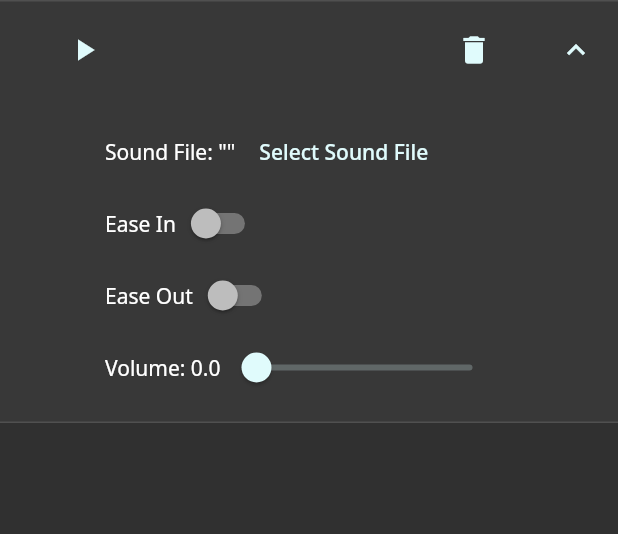
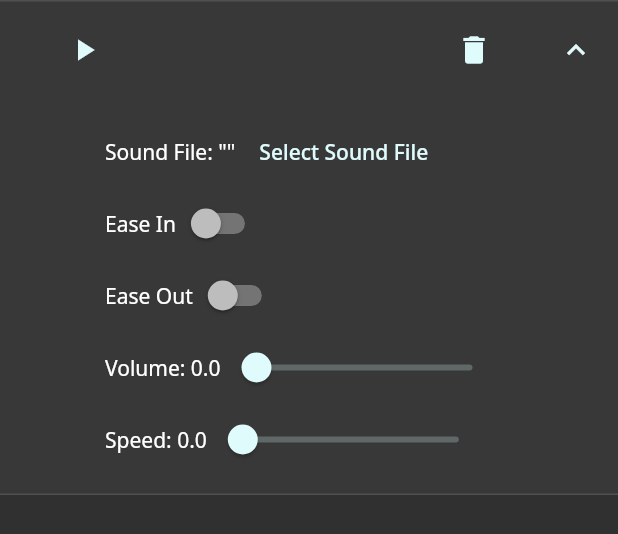
Before and after one commit to echocues/echo-v2, a Flutter app: the SoundCueButton widget shown alone on an empty page, opened directly with empty values, after a tap on the "play arrow" icon, on a phone screen of 412 x 824 dp. Shown: the top 534 px of the screen. Run offline on Flutter 3.47's test engine with Material 2 defaults, Android fonts, the light colour scheme and no system bars; our stand-ins replace audioplayers, file_picker, google_fonts, shared_preferences; accounts and stored records are empty; network calls fail.

Commit message:
Some stuff

```diff
--- a/lib/api/models/event_time.dart
+++ b/lib/api/models/event_time.dart
@@ -6,7 +6,7 @@ class EventTime {
   });
 
   EventTime.fromJson(dynamic json) {
-    hours = json['hour'];
+    hours = json['hours'];
     minutes = json['minutes'];
     seconds = json['seconds'];
   }
@@ -23,7 +23,7 @@ class EventTime {
 
   Map<String, dynamic> toJson() {
     final map = <String, dynamic>{};
-    map['hour'] = hours;
+    map['hours'] = hours;
     map['minutes'] = minutes;
     map['seconds'] = seconds;
     return map;
--- a/lib/api/models/soundcue.dart
+++ b/lib/api/models/soundcue.dart
@@ -6,7 +6,8 @@ class SoundCue {
       required this.fileName,
       required this.easeIn,
       required this.easeOut,
-      required this.volume,});
+      required this.volume,
+      required this.speed,});
 
   SoundCue.fromJson(dynamic json) {
     identifier = json['identifier'];
@@ -14,6 +15,7 @@ class SoundCue {
     easeIn = json['ease_in'] != null ? EaseSettings.fromJson(json['ease_in']) : EaseSettings(enabled: false, duration: 0);
     easeOut = json['ease_out'] != null ? EaseSettings.fromJson(json['ease_out']) : EaseSettings(enabled: false, duration: 0);
     volume = json['volume'];
+    speed = json['speed'];
   }
 
   late String identifier;
@@ -21,6 +23,7 @@ class SoundCue {
   late EaseSettings easeIn;
   late EaseSettings easeOut;
   late double volume;
+  late double speed;
 
   Map<String, dynamic> toJson() {
     final map = <String, dynamic>{};
@@ -29,6 +32,7 @@ class SoundCue {
     map['ease_in'] = easeIn.toJson();
     map['ease_out'] = easeOut.toJson();
     map['volume'] = volume;
+    map['speed'] = speed;
     return map;
   }
 }
--- /dev/null
+++ b/lib/components/playback_rate_tweaker.dart
@@ -0,0 +1,36 @@
+import 'package:echocues/api/models/soundcue.dart';
+import 'package:echocues/components/labeled_widget.dart';
+import 'package:flutter/material.dart';
+import 'package:google_fonts/google_fonts.dart';
+
+class PlaybackRateTweaker extends StatefulWidget {
+  final SoundCue soundCue;
+
+  const PlaybackRateTweaker({Key? key, required this.soundCue}) : super(key: key);
+
+  @override
+  State<PlaybackRateTweaker> createState() => _PlaybackRateTweakerState();
+}
+
+class _PlaybackRateTweakerState extends State<PlaybackRateTweaker> {
+  @override
+  Widget build(BuildContext context) {
+    return LabeledWidget(
+      label: "Speed: ",
+      child: Row(
+        children: [
+          Text(
+            widget.soundCue.speed.toStringAsFixed(1),
+            style: GoogleFonts.notoSans(),
+          ),
+          Slider(
+            value: widget.soundCue.speed,
+            min: 0.1,
+            max: 2.0,
+            onChanged: (value) => setState(() => widget.soundCue.speed = value),
+          ),
+        ],
+      ),
+    );
+  }
+}
--- a/lib/pages/project_details/soundcues_page.dart
+++ b/lib/pages/project_details/soundcues_page.dart
@@ -4,6 +4,7 @@ import 'package:audioplayers/audioplayers.dart';
 import 'package:echocues/api/models/ease_settings.dart';
 import 'package:echocues/api/server_caller.dart';
 import 'package:echocues/components/ease_setting_tweaker.dart';
+import 'package:echocues/components/playback_rate_tweaker.dart';
 import 'package:echocues/components/volume_tweaker.dart';
 import 'package:echocues/utilities/audio_manager.dart';
 import 'package:echocues/utilities/text_helper.dart';
@@ -59,6 +60,7 @@ class _SoundCuesPageWidgetState extends State<SoundCuesPageWidget> {
               easeIn: EaseSettings(enabled: false, duration: 1),
               easeOut: EaseSettings(enabled: false, duration: 1),
               volume: 1.0,
+              speed: 1.0
             ));
           });
         },
@@ -124,6 +126,9 @@ class _SoundCueButtonState extends State<SoundCueButton> {
             await _audioPlayer.start(
               ServerCaller.audioSource(projectId!, widget.soundCue.fileName),
               widget.soundCue,
+              onComplete: () {
+                setState(() => playing = false);
+              }
             );
 
             setState(() {
@@ -181,6 +186,7 @@ class _SoundCueButtonState extends State<SoundCueButton> {
           label: "Ease Out",
         ),
         VolumeTweaker(soundCue: widget.soundCue,),
+        PlaybackRateTweaker(soundCue: widget.soundCue,)
       ],
     );
   }
--- a/lib/pages/projects.dart
+++ b/lib/pages/projects.dart
@@ -86,7 +86,7 @@ class _ProjectPageWidgetState extends State<ProjectPageWidget> {
                           : [],
                     );
                   }
-                  return const CircularProgressIndicator();
+                  return const Center(child: CircularProgressIndicator());
                 },
               );
             },
```
Also changed, not shown: lib/utilities/audio_manager.dart (+20 -6 lines).
